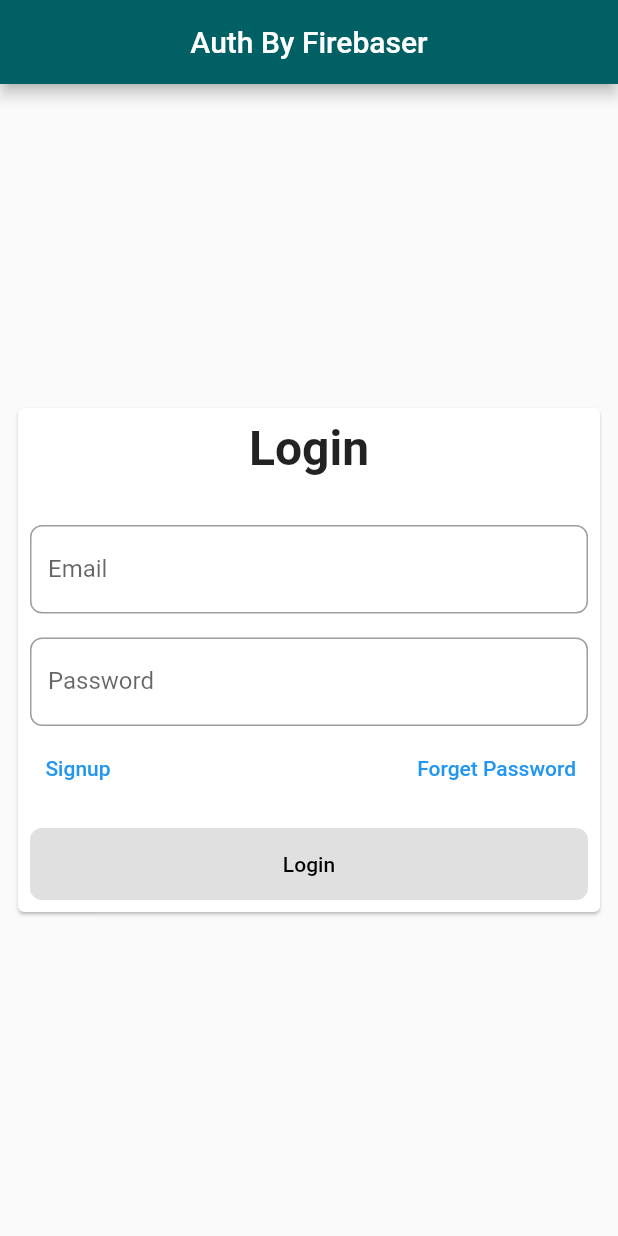
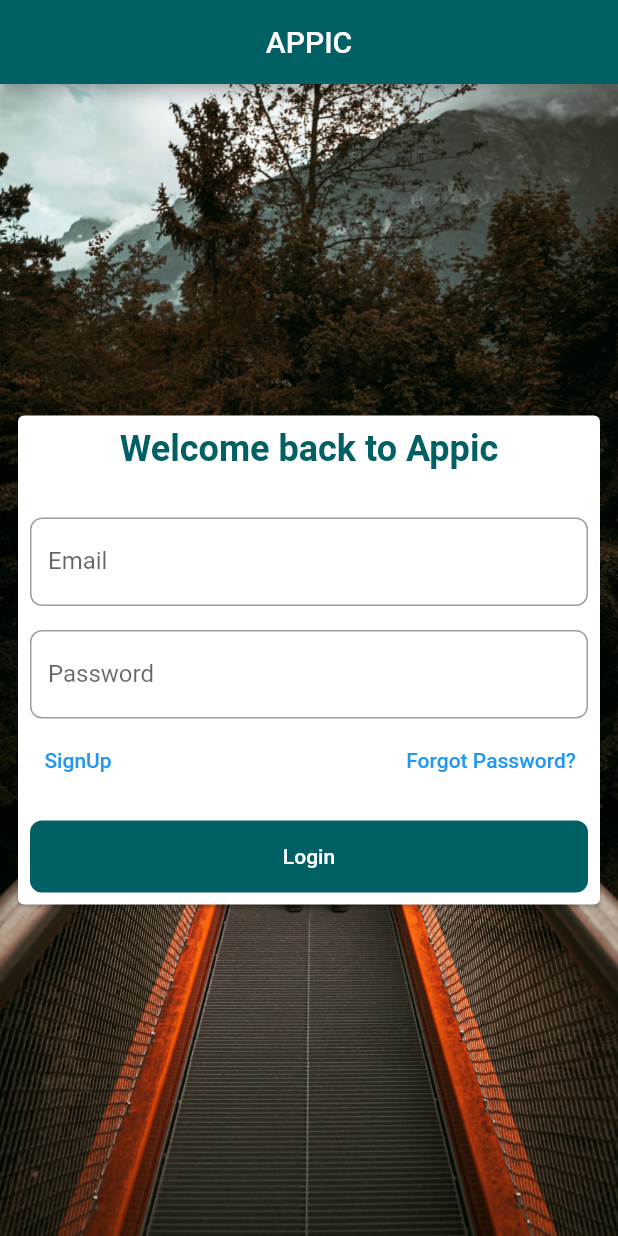
Before and after one commit to AliHassanCheema/firebasePractice, a Flutter app: the screen it shows after launch, on a phone screen of 412 x 824 dp. Run offline on Flutter 3.47's test engine with Material 2 defaults, Android fonts, the phone set to English and light mode, and no system bars; our stand-ins replace firebase_auth, firebase_core, stacked; accounts and stored records are empty.

```diff
--- a/lib/login/login_vu.dart
+++ b/lib/login/login_vu.dart
@@ -1,4 +1,4 @@
-import 'package:authpractice/signup/signup_vu.dart';
+import 'package:authpractice/login/signup_vu.dart';
 import 'package:flutter/material.dart';
 import 'package:stacked/stacked.dart';
 import 'login_vm.dart';
@@ -22,18 +22,40 @@ class LoginScreen extends ViewModelBuilderWidget<LoginViewModel> {
               )
             : AppBar(
                 centerTitle: true,
-                title: const Text('Auth By Firebaser'),
+                title: const Text('APPIC'),
               ),
-        body: viewModel.check
-            ? Padding(
+        body: viewModel.isBusy
+            ? Center(
+                child: CircularProgressIndicator(
+                color: Colors.cyan[900],
+              ))
+            : viewModel.check
+                ? Container(
+                    height: double.infinity,
+                    width: double.infinity,
+                    decoration: const BoxDecoration(
+                      image: DecorationImage(
+                          image: AssetImage(
+                            'assets/bg1.jpg',
+                          ),
+                          fit: BoxFit.cover),
+                    ),
+                    child: Padding(
                       padding: const EdgeInsets.symmetric(horizontal: 16),
+                      child: Center(
+                        child: Card(
+                          child: Padding(
+                            padding: const EdgeInsets.all(8.0),
                             child: Column(
+                              mainAxisSize: MainAxisSize.min,
                               mainAxisAlignment: MainAxisAlignment.center,
                               children: [
-                    const Text(
-                      'Forget Password',
-                      style:
-                          TextStyle(fontSize: 32, fontWeight: FontWeight.bold),
+                                Text(
+                                  'Reset Code',
+                                  style: TextStyle(
+                                      fontSize: 24,
+                                      fontWeight: FontWeight.bold,
+                                      color: Colors.cyan[900]),
                                 ),
                                 const SizedBox(height: 20),
                                 customTextField(
@@ -54,14 +76,29 @@ class LoginScreen extends ViewModelBuilderWidget<LoginViewModel> {
                                     ),
                                     onPressed: () {
                                       viewModel.forgetPassword(
-                              viewModel.emailController.text.trim(), context);
+                                          viewModel.emailController.text.trim(),
+                                          context);
                                     },
                                   ),
                                 )
                               ],
                             ),
+                          ),
+                        ),
+                      ),
+                    ),
                   )
-            : Center(
+                : Container(
+                    height: double.infinity,
+                    width: double.infinity,
+                    decoration: const BoxDecoration(
+                      image: DecorationImage(
+                          image: AssetImage(
+                            'assets/bg1.jpg',
+                          ),
+                          fit: BoxFit.cover),
+                    ),
+                    child: Center(
                       child: SingleChildScrollView(
                         child: Form(
                           key: viewModel.formKey,
@@ -75,31 +112,23 @@ class LoginScreen extends ViewModelBuilderWidget<LoginViewModel> {
                                     mainAxisSize: MainAxisSize.min,
                                     mainAxisAlignment: MainAxisAlignment.center,
                                     children: [
-                                const Text(
-                                  'Login',
+                                      Text(
+                                        'Welcome back to Appic',
                                         style: TextStyle(
-                                      fontSize: 32,
-                                      fontWeight: FontWeight.bold),
+                                            fontSize: 24,
+                                            fontWeight: FontWeight.bold,
+                                            color: Colors.cyan[900]),
                                       ),
                                       const SizedBox(height: 32),
-                                TextFormField(
-                                  controller: viewModel.emailController,
-                                  decoration: InputDecoration(
-                                    labelText: 'Email',
-                                    border: OutlineInputBorder(
-                                        borderRadius: BorderRadius.circular(8)),
-                                  ),
-                                ),
+                                      customTextField(
+                                          label: 'Email',
+                                          controller:
+                                              viewModel.emailController),
                                       const SizedBox(height: 16),
-                                TextFormField(
+                                      customTextField(
+                                          label: 'Password',
                                           controller: viewModel.passController,
-                                  obscureText: true,
-                                  decoration: InputDecoration(
-                                    labelText: 'Password',
-                                    border: OutlineInputBorder(
-                                        borderRadius: BorderRadius.circular(8)),
-                                  ),
-                                ),
+                                          obscure: true),
                                       const SizedBox(height: 4),
                                       Row(
                                         mainAxisAlignment:
@@ -107,36 +136,41 @@ class LoginScreen extends ViewModelBuilderWidget<LoginViewModel> {
                                         children: [
                                           TextButton(
                                               onPressed: () {
-                                          Navigator.push(
+                                                Navigator.pushReplacement(
                                                     context,
                                                     MaterialPageRoute(
                                                         builder: (context) =>
                                                             const SignUpScreen()));
                                               },
-                                        child: const Text('Signup')),
+                                              child: const Text('SignUp')),
                                           TextButton(
                                               onPressed: () {
                                                 viewModel.toggle();
                                               },
-                                        child: const Text('Forget Password')),
+                                              child: const Text(
+                                                  'Forgot Password?')),
                                         ],
                                       ),
                                       const SizedBox(height: 16),
                                       Container(
                                         decoration: BoxDecoration(
-                                    color: Colors.grey[300],
-                                    borderRadius: BorderRadius.circular(8),
+                                          color: Colors.cyan[900],
+                                          borderRadius:
+                                              BorderRadius.circular(8),
                                         ),
                                         width: double.infinity,
                                         child: TextButton(
                                           child: const Text(
                                             'Login',
-                                      style: TextStyle(color: Colors.black),
+                                            style:
+                                                TextStyle(color: Colors.white),
                                           ),
                                           onPressed: () {
                                             viewModel.onLogInUser(
-                                          viewModel.emailController.text.trim(),
-                                          viewModel.passController.text.trim(),
+                                                viewModel.emailController.text
+                                                    .trim(),
+                                                viewModel.passController.text
+                                                    .trim(),
                                                 context);
                                           },
                                         ),
@@ -151,10 +185,17 @@ class LoginScreen extends ViewModelBuilderWidget<LoginViewModel> {
                       ),
                     ),
                   ),
+      ),
     );
   }
 
-  TextFormField customTextField(
+  @override
+  viewModelBuilder(BuildContext context) {
+    return LoginViewModel();
+  }
+}
+
+Widget customTextField(
     {required String label,
     required TextEditingController controller,
     bool? obscure = false,
@@ -169,9 +210,3 @@ class LoginScreen extends ViewModelBuilderWidget<LoginViewModel> {
     ),
   );
 }
-
-  @override
-  viewModelBuilder(BuildContext context) {
-    return LoginViewModel();
-  }
-}
--- a/lib/signup/signup_vm.dart
+++ /dev/null
@@ -1,26 +0,0 @@
-import 'package:authpractice/login/login_vu.dart';
-import 'package:firebase_auth/firebase_auth.dart';
-import 'package:flutter/material.dart';
-import 'package:stacked/stacked.dart';
-
-class SignUpViewModel extends BaseViewModel {
-  var formKey = GlobalKey<FormState>();
-  var emailController = TextEditingController();
-  var passController = TextEditingController();
-  FirebaseAuth auth = FirebaseAuth.instance;
-
-  //Add User
-  onSignUp(String email, String password, BuildContext context) async {
-    try {
-      await auth
-          .createUserWithEmailAndPassword(email: email, password: password)
-          .then((value) => Navigator.push(context,
-              MaterialPageRoute(builder: (context) => const LoginScreen())));
-      ScaffoldMessenger.of(context)
-          .showSnackBar(const SnackBar(content: Text('Created')));
-    } on FirebaseAuthException catch (error) {
-      ScaffoldMessenger.of(context)
-          .showSnackBar(SnackBar(content: Text(error.toString())));
-    }
-  }
-}
--- a/pubspec.yaml
+++ b/pubspec.yaml
@@ -61,8 +61,8 @@ flutter:
   uses-material-design: true
 
   # To add assets to your application, add an assets section, like this:
-  # assets:
-  #   - images/a_dot_burr.jpeg
+  assets:
+    - assets/
   #   - images/a_dot_ham.jpeg
 
   # An image asset can refer to one or more resolution-specific "variants", see
```
Also changed, not shown: lib/login/login_vm.dart (+20 -0 lines), lib/login/signup_vu.dart (added, +108 -0 lines), lib/signup/signup_vu.dart (deleted, +0 -98 lines), assets/bg1.jpg (added), assets/black.jpg (added), assets/color.jpg (added), pubspec.lock. Lines whose indentation alone changed are shown as unchanged.
